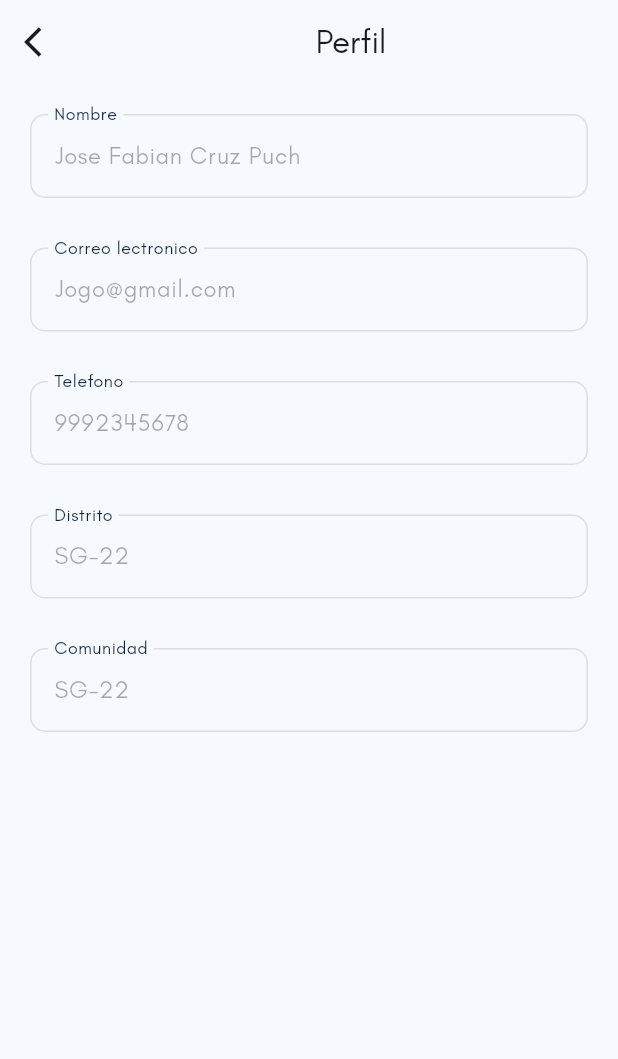
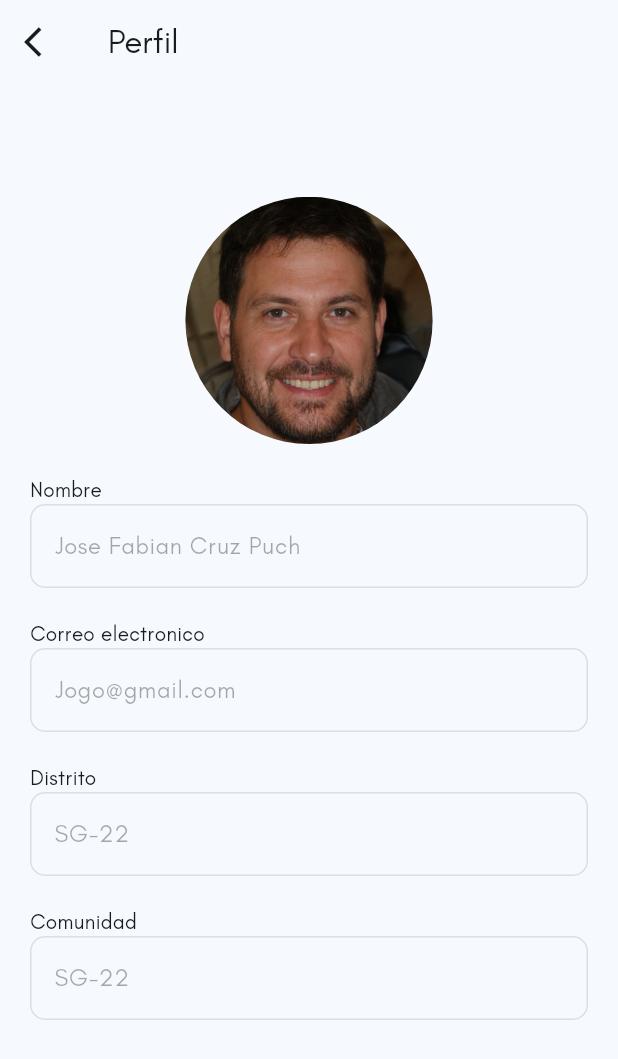
Before and after one commit to EquipoTrabajoMembrana/membrana_movil, a Flutter app: the screen it shows after launch, after a tap on the "person" icon, on a phone screen of 412 x 824 dp. Shown: the top 1059 px of the screen. Run offline on Flutter 3.47's test engine with Material 3 defaults, Android fonts, the phone set to English and light mode, and no system bars; our stand-ins replace sizer.

Commit message:
added the profile image

```diff
--- a/lib/main.dart
+++ b/lib/main.dart
@@ -1,8 +1,13 @@
 import 'package:flutter/material.dart';
+import 'package:flutter/services.dart';
 import 'package:membrana/presentation/pages/home_page.dart';
 import 'package:sizer/sizer.dart';
 
 void main() {
+  WidgetsFlutterBinding.ensureInitialized();
+  SystemChrome.setPreferredOrientations([
+    DeviceOrientation.portraitUp,
+  ]);
   runApp(const MyApp());
 }
 
--- a/lib/presentation/pages/profile_page.dart
+++ b/lib/presentation/pages/profile_page.dart
@@ -15,50 +15,96 @@ class Perfil extends StatelessWidget {
             Navigator.pop(context);
           },
         ),
-        title: const Center(
-          child: Text(
+        title: Text(
           'Perfil',
           style: TextStyle(fontFamily: 'Teachers'),
-          ),
         ),
       ),
       body: SafeArea(
         child: Padding(
           padding: const EdgeInsets.all(20.0),
           child: SizedBox(
-            height: 50.0.h,
+            height: 80.0.h,
             child: Column(
-              mainAxisAlignment: MainAxisAlignment.spaceBetween,
+              mainAxisAlignment: MainAxisAlignment.center,
               children: [
-                CustomTextField(
-                  isEnabled: false,
-                  onlyRead: true,
-                  labelText: 'Nombre',
-                  initValue: 'Jose Fabian Cruz Puch',
+                Padding(
+                  padding: const EdgeInsets.symmetric(vertical: 10.0),
+                  child: ClipOval(
+                    child: Image.asset(
+                      'assets/images/person.jpg',
+                      width: 40.w,
+                      fit: BoxFit.cover,
+                    ),
+                  ),
+                ),
+                Padding(
+                  padding: const EdgeInsets.symmetric(vertical: 10.0),
+                  child: Column(
+                    crossAxisAlignment: CrossAxisAlignment.start,
+                    children: [
+                      Text(
+                        'Nombre',
+                        style: TextStyle(fontFamily: 'Teachers'),
                       ),
                       CustomTextField(
                         isEnabled: false,
                         onlyRead: true,
-                  labelText: 'Correo lectronico',
-                  initValue: 'Jogo@gmail.com',
+                        initValue: 'Jose Fabian Cruz Puch',
+                      ),
+                    ],
+                  ),
+                ),
+                Padding(
+                  padding: const EdgeInsets.symmetric(vertical: 10.0),
+                  child: Column(
+                    crossAxisAlignment: CrossAxisAlignment.start,
+                    children: [
+                      Text(
+                        'Correo electronico',
+                        style: TextStyle(fontFamily: 'Teachers'),
                       ),
                       CustomTextField(
                         isEnabled: false,
                         onlyRead: true,
-                  labelText: 'Telefono',
-                  initValue: '9992345678',
+                        initValue: 'Jogo@gmail.com',
+                      ),
+                    ],
+                  ),
+                ),
+                Padding(
+                  padding: const EdgeInsets.symmetric(vertical: 10.0),
+                  child: Column(
+                    crossAxisAlignment: CrossAxisAlignment.start,
+                    children: [
+                      Text(
+                        'Distrito',
+                        style: TextStyle(fontFamily: 'Teachers'),
                       ),
                       CustomTextField(
                         isEnabled: false,
                         onlyRead: true,
-                  labelText: 'Distrito',
                         initValue: 'SG-22',
+                      ),
+                    ],
+                  ),
+                ),
+                Padding(
+                  padding: const EdgeInsets.symmetric(vertical: 10.0),
+                  child: Column(
+                    crossAxisAlignment: CrossAxisAlignment.start,
+                    children: [
+                      Text(
+                        'Comunidad',
+                        style: TextStyle(fontFamily: 'Teachers'),
                       ),
                       CustomTextField(
                         isEnabled: false,
                         onlyRead: true,
-                  labelText: 'Comunidad',
                         initValue: 'SG-22',
+                      ),
+                    ],
+                  ),
                 ),
               ],
             ),
--- a/pubspec.yaml
+++ b/pubspec.yaml
@@ -66,6 +66,7 @@ flutter:
   assets:
     - assets/images/
     - assets/images/logoNegro.png
+    - assets/images/person.jpg
     # assets:
     #   - images/a_dot_burr.jpeg
     #   - images/a_dot_ham.jpeg
```
Also changed, not shown: assets/images/person.jpg (added). Lines whose indentation alone changed are shown as unchanged.
